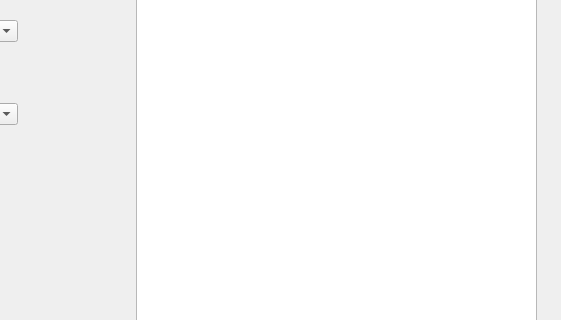
Old version of the form SimulationPlayground.ui in the repository LiquidityProtocol/AMM-Simulator; both pictures show x 193 to 754 and y 106 to 426 of the 754 by 541 pixel window.
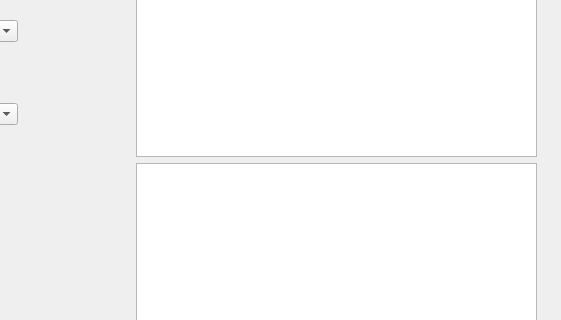
New version of the form.

```diff
--- a/SimulationPlayground.ui
+++ b/SimulationPlayground.ui
@@ -40,6 +40,9 @@
     <item>
      <widget class="QListWidget" name="listWidget"/>
     </item>
+    <item>
+      <widget class="QListWidget" name="listWidget2"/>
+    </item>
     <item>
      <layout class="QHBoxLayout" name="horizontalLayout_2">
       <item>
```
